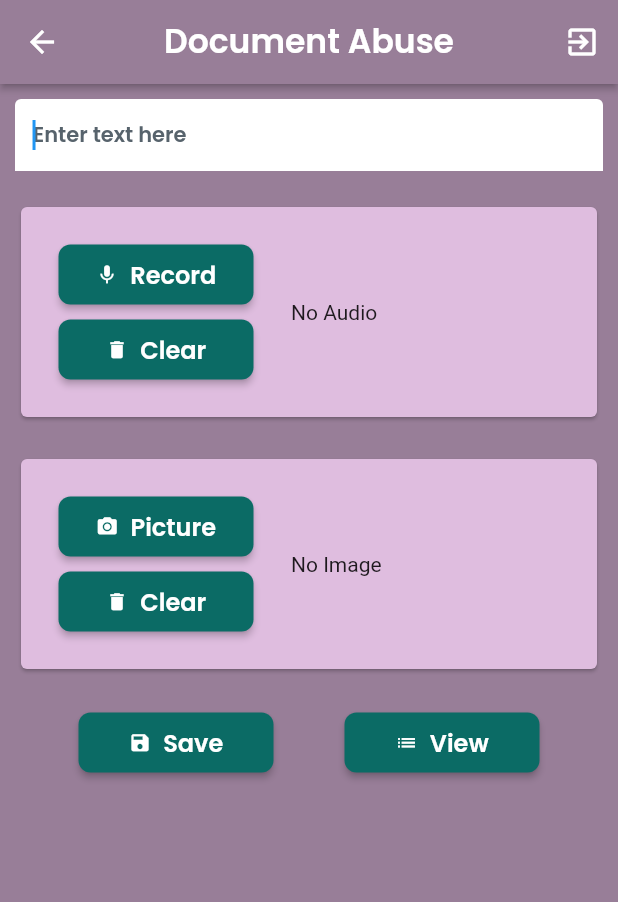
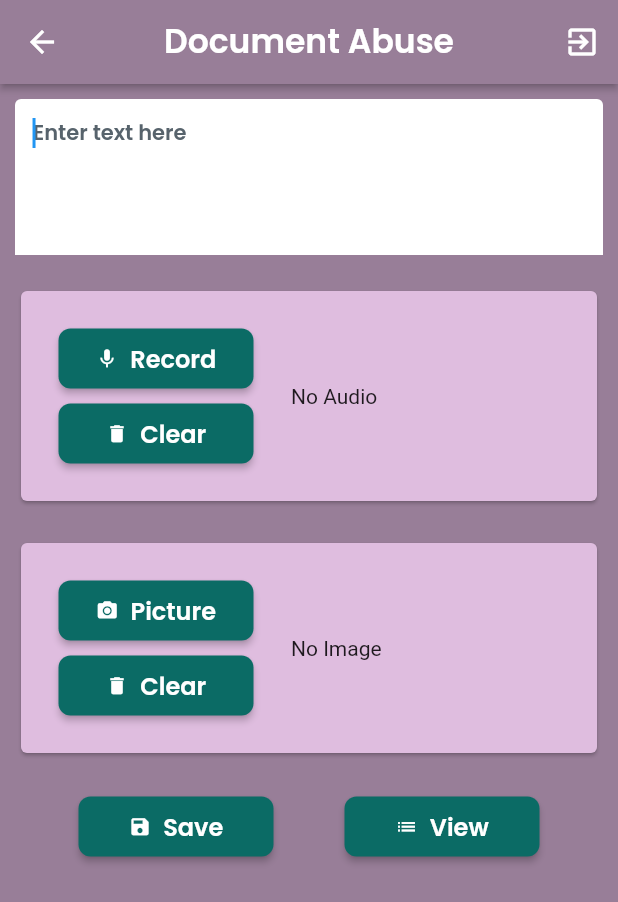
Before and after one commit to abdullah2891/safe_space_plugin, a Flutter app: the DocumentAbuseWidget screen opened directly, on a phone screen of 412 x 824 dp. Shown: the top 902 px of the screen. Run offline on Flutter 3.47's test engine with Material 2 defaults, Android fonts, the light colour scheme and no system bars; drawn by our look-alikes of auto_size_text; our stand-ins replace assets_audio_player, audioplayers, cached_network_image, firebase_auth, firebase_core, firebase_database and 14 more; missing offline and left inert: dart:html, flutter_phone_direct_caller, flutter_sms, fluttercontactpicker, json_path, mapbox_search and 3 more; accounts and stored records are empty.

Commit message:
more bug fixes

```diff
--- a/lib/src/ui/document_abuse_widget.dart
+++ b/lib/src/ui/document_abuse_widget.dart
@@ -10,6 +10,7 @@ import '../../flutter_flow/flutter_flow_theme.dart';
 import '../../flutter_flow/flutter_flow_widgets.dart';
 import '../database/document_abuse_db.dart';
 import 'audio/audio_recorder.dart';
+import 'utils/widget_wrapper.dart';
 import 'view_entries.dart';
 
 class DocumentAbuseWidget extends AbstractTimestampedWidget {
@@ -31,7 +32,7 @@ class _DocumentAbuseWidgetState extends State<DocumentAbuseWidget> {
   final ImagePicker _picker = ImagePicker();
   String? audioFilePath;
   String? imageFilePath;
-  bool _isReadOnly = false;
+  late bool _isReadOnly;
 
   void _saveAndClear() {
     Uint8List? audioData;
@@ -57,11 +58,11 @@ class _DocumentAbuseWidgetState extends State<DocumentAbuseWidget> {
   @override
   void initState() {
     super.initState();
+    _isReadOnly = widget.loadForTimstamp != null;
     if (widget.loadForTimstamp != null) {
       DocumentAbuseEntry.getFromTimestamp(widget.loadForTimstamp!)
           .then((entry) {
         textController.text = entry.text;
-        _isReadOnly = true;
         getApplicationDocumentsDirectory().then((folder) {
           if (entry.audio != null) {
             File("${folder.path}/audio.m4a").writeAsBytesSync(entry.audio!);
@@ -132,13 +133,17 @@ class _DocumentAbuseWidgetState extends State<DocumentAbuseWidget> {
               child: Column(
                 mainAxisSize: MainAxisSize.max,
                 children: [
-                  Padding(
+                  WidgetWrapper(
+                    isEnabled: !_isReadOnly,
                     padding:
                         const EdgeInsetsDirectional.fromSTEB(10, 10, 10, 10),
                     child: TextFormField(
                       controller: textController,
                       autofocus: true,
                       obscureText: false,
+                      maxLines: null,
+                      minLines: 4,
+                      keyboardType: TextInputType.multiline,
                       decoration: InputDecoration(
                         hintText: 'Enter text here',
                         hintStyle: FlutterFlowTheme.of(context).bodyText2,
@@ -186,7 +191,6 @@ class _DocumentAbuseWidgetState extends State<DocumentAbuseWidget> {
                         fillColor: FlutterFlowTheme.of(context).primaryBtnText,
                       ),
                       style: FlutterFlowTheme.of(context).bodyText1,
-                      maxLines: null,
                     ),
                   ),
                   Padding(
@@ -207,7 +211,8 @@ class _DocumentAbuseWidgetState extends State<DocumentAbuseWidget> {
                               child: Column(
                                 mainAxisSize: MainAxisSize.max,
                                 children: [
-                                  Padding(
+                                  WidgetWrapper(
+                                    isEnabled: !_isReadOnly,
                                     padding:
                                         const EdgeInsetsDirectional.fromSTEB(
                                             5, 5, 5, 5),
@@ -249,7 +254,8 @@ class _DocumentAbuseWidgetState extends State<DocumentAbuseWidget> {
                                       ),
                                     ),
                                   ),
-                                  Padding(
+                                  WidgetWrapper(
+                                    isEnabled: !_isReadOnly,
                                     padding:
                                         const EdgeInsetsDirectional.fromSTEB(
                                             5, 5, 5, 5),
@@ -351,7 +357,8 @@ class _DocumentAbuseWidgetState extends State<DocumentAbuseWidget> {
                               child: Column(
                                 mainAxisSize: MainAxisSize.max,
                                 children: [
-                                  Padding(
+                                  WidgetWrapper(
+                                    isEnabled: !_isReadOnly,
                                     padding:
                                         const EdgeInsetsDirectional.fromSTEB(
                                             5, 5, 5, 5),
@@ -391,7 +398,8 @@ class _DocumentAbuseWidgetState extends State<DocumentAbuseWidget> {
                                       ),
                                     ),
                                   ),
-                                  Padding(
+                                  WidgetWrapper(
+                                    isEnabled: !_isReadOnly,
                                     padding:
                                         const EdgeInsetsDirectional.fromSTEB(
                                             5, 5, 5, 5),
@@ -455,7 +463,8 @@ class _DocumentAbuseWidgetState extends State<DocumentAbuseWidget> {
                       mainAxisSize: MainAxisSize.max,
                       mainAxisAlignment: MainAxisAlignment.spaceEvenly,
                       children: [
-                        Padding(
+                        WidgetWrapper(
+                          isEnabled: !_isReadOnly,
                           padding:
                               const EdgeInsetsDirectional.fromSTEB(5, 5, 5, 5),
                           child: FFButtonWidget(
@@ -485,7 +494,8 @@ class _DocumentAbuseWidgetState extends State<DocumentAbuseWidget> {
                             ),
                           ),
                         ),
-                        Padding(
+                        WidgetWrapper(
+                          isEnabled: !_isReadOnly,
                           padding:
                               const EdgeInsetsDirectional.fromSTEB(5, 5, 5, 5),
                           child: FFButtonWidget(
--- /dev/null
+++ b/lib/src/ui/utils/widget_wrapper.dart
@@ -0,0 +1,34 @@
+import 'package:flutter/material.dart';
+
+class WidgetWrapper extends StatelessWidget {
+  final Widget child;
+  final bool isEnabled;
+  final EdgeInsetsGeometry? padding;
+
+  const WidgetWrapper(
+      {super.key, required this.child, required this.isEnabled, this.padding});
+
+  @override
+  Widget build(BuildContext context) {
+    return Padding(
+      padding: padding ?? const EdgeInsets.all(0),
+      child: AbsorbPointer(
+        absorbing: !isEnabled,
+        child: Container(
+          decoration: const BoxDecoration(
+            borderRadius: BorderRadius.all(Radius.circular(20)),
+          ),
+          foregroundDecoration: isEnabled
+              ? null
+              : const BoxDecoration(
+                  color: Colors.grey,
+                  backgroundBlendMode: BlendMode.saturation,
+                ),
+          child: Center(
+            child: child,
+          ),
+        ),
+      ),
+    );
+  }
+}
```
Also changed, not shown: lib/src/ui/five_min_walk_widget.dart (+12 -7 lines), lib/src/ui/gratitude_journal_widget.dart (+17 -13 lines), lib/src/ui/mood_tracker_widget.dart (+9 -6 lines).
